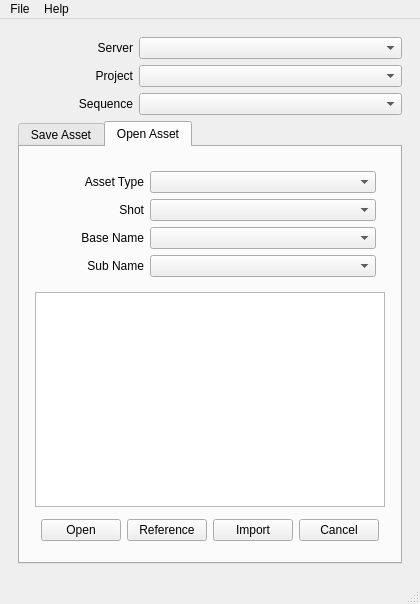
Old version of the form ui/assetIO_mainWindow.ui in the repository code-google-com/oyprojectmanager.
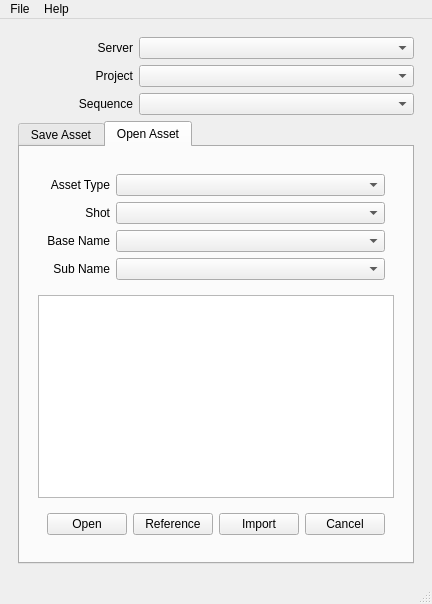
New version of the form. The open tabs and pages were chosen to show the change.

Commit message: oyProjectManager - playing with the interface

```diff
--- a/ui/assetIO_mainWindow.ui
+++ b/ui/assetIO_mainWindow.ui
@@ -560,28 +560,13 @@
           </layout>
          </widget>
          <widget class="QWidget" name="openAsset_tab">
-          <property name="sizePolicy">
-           <sizepolicy hsizetype="Preferred" vsizetype="Preferred">
-            <horstretch>1</horstretch>
-            <verstretch>1</verstretch>
-           </sizepolicy>
-          </property>
           <attribute name="title">
            <string>Open Asset</string>
           </attribute>
           <layout class="QHBoxLayout" name="horizontalLayout_2">
            <item>
             <widget class="QWidget" name="openAsset_verticalWidget" native="true">
-             <property name="sizePolicy">
-              <sizepolicy hsizetype="Preferred" vsizetype="Preferred">
-               <horstretch>1</horstretch>
-               <verstretch>1</verstretch>
-              </sizepolicy>
-             </property>
              <layout class="QVBoxLayout" name="openAsset_verticalLayout">
-              <property name="margin">
-               <number>6</number>
-              </property>
               <item>
                <widget class="QWidget" name="openAsset_gridWidget" native="true">
                 <property name="sizePolicy">
@@ -590,7 +575,7 @@
                   <verstretch>0</verstretch>
                  </sizepolicy>
                 </property>
-                <layout class="QGridLayout" name="openAsset_gridLayout" columnstretch="0,1" columnminimumwidth="100,0">
+                <layout class="QGridLayout" name="openAsset_gridLayout" columnstretch="0,1">
                  <item row="0" column="0">
                   <widget class="QLabel" name="assetType_label2">
                    <property name="sizePolicy">
@@ -615,6 +600,12 @@
                      <verstretch>1</verstretch>
                     </sizepolicy>
                    </property>
+                   <property name="minimumSize">
+                    <size>
+                     <width>112</width>
+                     <height>0</height>
+                    </size>
+                   </property>
                    <property name="toolTip">
                     <string>Select an asset type</string>
                    </property>
@@ -743,10 +734,7 @@
                   <verstretch>0</verstretch>
                  </sizepolicy>
                 </property>
-                <layout class="QHBoxLayout" name="openButtons_horizontalLayout">
-                 <property name="margin">
-                  <number>6</number>
-                 </property>
+                <layout class="QHBoxLayout" name="openButtons_horizontalLayout" stretch="1,1,1,1">
                  <item>
                   <widget class="QPushButton" name="open_button">
                    <property name="sizePolicy">
```
Left out of the diff: 41 changed lines with no effect on the pictures. The commit also changes 3 other files.
